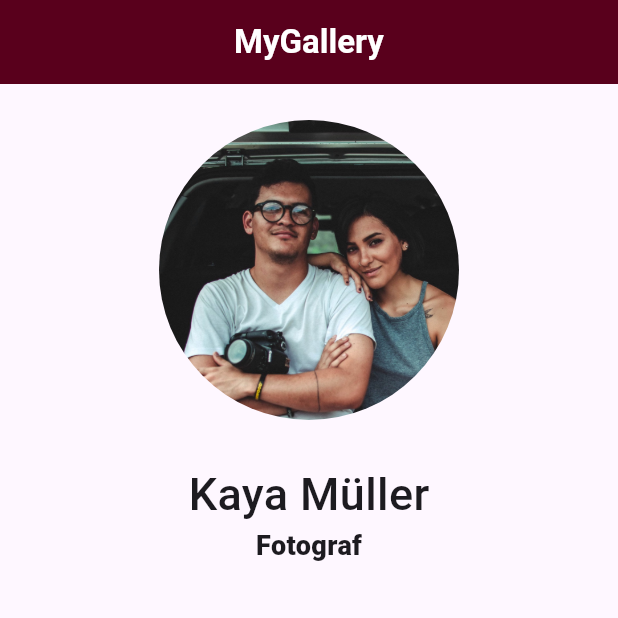
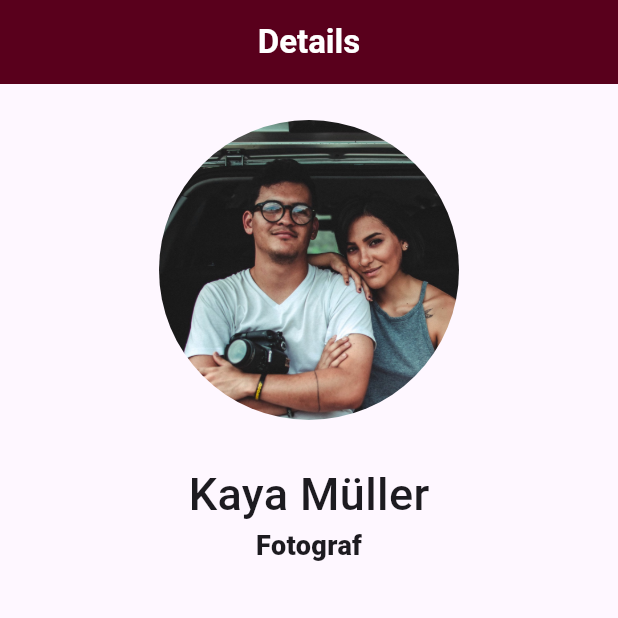
Before and after one commit to dvdaa/image_gallery, a Flutter app: the screen it shows after launch, item 2 of the bottom bar chosen, on a phone screen of 412 x 824 dp, the top half of it. Run offline on Flutter 3.47's test engine with Material 3 defaults, Android fonts, the phone set to English and light mode, and no system bars.

Commit message:
add individual app bar titles for each screen

```diff
--- /dev/null
+++ b/lib/custom_app_bar.dart
@@ -0,0 +1,28 @@
+import 'package:flutter/material.dart';
+import 'package:image_gallery/style.dart';
+
+class CustomAppBar extends StatelessWidget implements PreferredSizeWidget {
+  final String title;
+
+  const CustomAppBar({
+    required this.title,
+    super.key,
+  });
+
+  @override
+  Widget build(BuildContext context) {
+    return AppBar(
+      backgroundColor: Style.primaryColor,
+      title: Center(
+        child: Text(
+          title,
+          style: TextStyle(
+              color: Colors.white, fontWeight: Style.appBarFontWeight),
+        ),
+      ),
+    );
+  }
+
+  @override
+  Size get preferredSize => const Size.fromHeight(kToolbarHeight);
+}
--- a/lib/main_screen.dart
+++ b/lib/main_screen.dart
@@ -1,5 +1,6 @@
 import 'package:flutter/material.dart';
 import 'package:image_gallery/about_me_screen.dart';
+import 'package:image_gallery/custom_app_bar.dart';
 import 'package:image_gallery/gallery_screen.dart';
 import 'package:image_gallery/style.dart';
 
@@ -16,14 +17,10 @@ class _MainScreenState extends State<MainScreen> {
   @override
   Widget build(BuildContext context) {
     return Scaffold(
-      appBar: AppBar(
-        backgroundColor: Style.primaryColor,
-        title: Center(
-          child: Text(
-            "MyGallery",
-            style: TextStyle(color: Colors.white, fontWeight: Style.appBarFontWeight)),
-        ),
-      ),
+      appBar: [
+        CustomAppBar(title: "MyGallery"), // index 0
+        CustomAppBar(title: "Details"), // index 1
+      ][selectedScreen],
       body: [
         GalleryScreen(), // index 0
         AboutMeScreen(), // index 1
@@ -33,9 +30,11 @@ class _MainScreenState extends State<MainScreen> {
         selectedItemColor: Style.primaryColor,
         currentIndex: selectedScreen,
         onTap: (i) {
-          setState(() {
-            if (selectedScreen != i) selectedScreen = i;
-          },);
+          setState(
+            () {
+              if (selectedScreen != i) selectedScreen = i;
+            },
+          );
         },
         items: [
           BottomNavigationBarItem(
```
Also changed, not shown: lib/details_screen.dart (+6 -7 lines).
